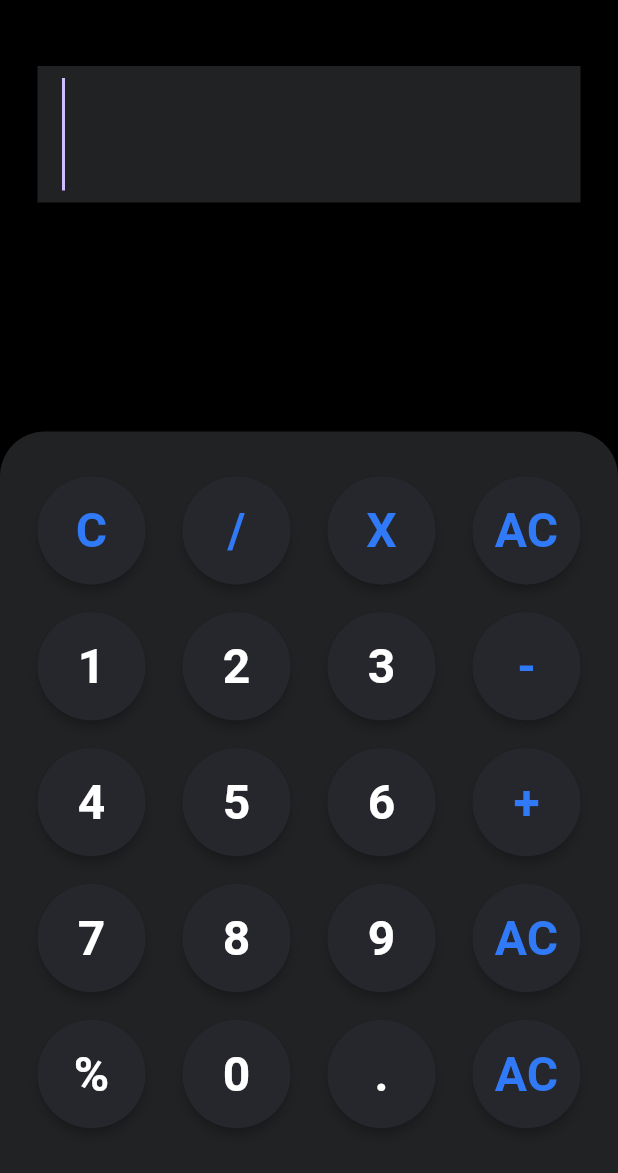
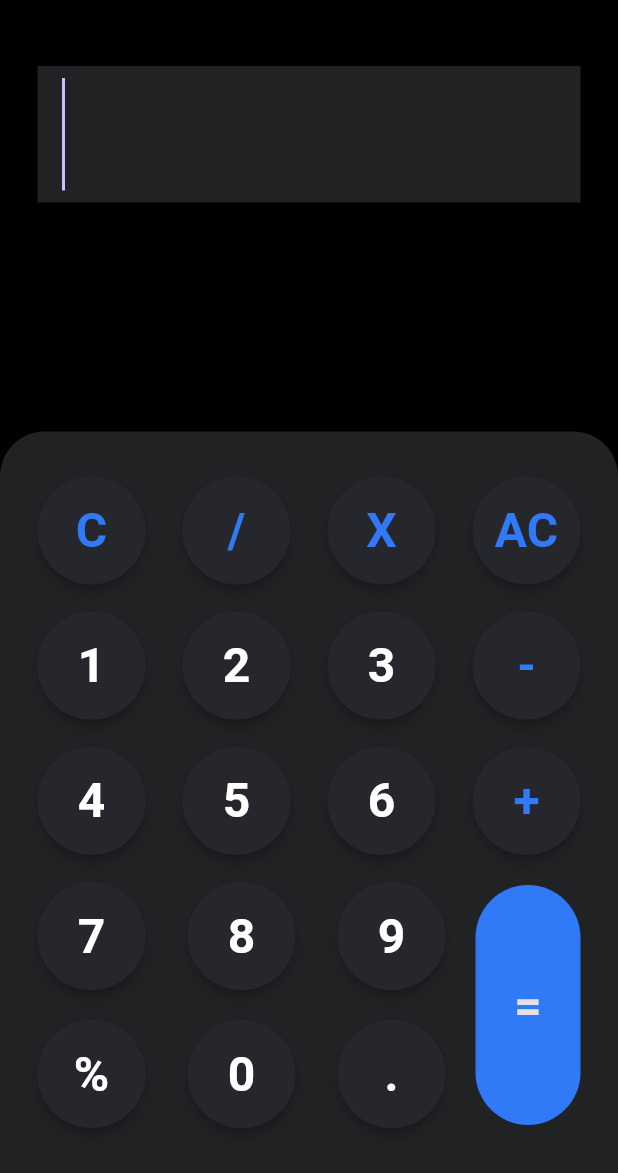
Before and after one commit to OmarHossam666/PRODIGY_AD_01, a Flutter app: the screen it shows after launch, on a phone screen of 412 x 824 dp, the part 63-1236 px from its top. Run offline on Flutter 3.47's test engine with Material 3 defaults, Android fonts, the phone set to English and light mode, and no system bars; missing offline and left inert: function_tree.

Commit message:
Finishing the 1st version of the app

```diff
--- a/lib/main.dart
+++ b/lib/main.dart
@@ -1,5 +1,7 @@
+import 'package:calculator/provider/calculator_provider.dart';
 import 'package:calculator/screens/home_screen.dart';
 import 'package:flutter/material.dart';
+import 'package:provider/provider.dart';
 
 void main()
 {
@@ -13,10 +15,13 @@ class CalculatorApp extends StatelessWidget
   @override
   Widget build(BuildContext context)
   {
-    return MaterialApp(
-      theme: ThemeData.dark(),
-      debugShowCheckedModeBanner: false,
-      home: const HomeScreen(),
+    return ChangeNotifierProvider(
+      create: (context) => CalculatorProvider(),
+      child: MaterialApp(
+        theme: ThemeData.dark(),
+        debugShowCheckedModeBanner: false,
+        home: const HomeScreen(),
+      ),
     );
   }
 }
--- a/lib/screens/home_screen.dart
+++ b/lib/screens/home_screen.dart
@@ -1,28 +1,34 @@
 import 'package:calculator/constant/colors.dart';
+import 'package:calculator/provider/calculator_provider.dart';
 import 'package:calculator/screens/widgets_data.dart';
+import 'package:calculator/widgets/calculate_button.dart';
 import 'package:calculator/widgets/custom_text_field.dart';
 import 'package:flutter/material.dart';
+import 'package:provider/provider.dart';
 
-class HomeScreen extends StatelessWidget
-{
+class HomeScreen extends StatelessWidget {
   const HomeScreen({super.key});
 
   @override
-  Widget build(BuildContext context)
-  {
+  Widget build(BuildContext context) {
     final screenHeight = MediaQuery.sizeOf(context).height;
-    const padding = EdgeInsets.symmetric(horizontal: 25 , vertical: 30);
-    const decoration = BoxDecoration(color: AppColors.primaryColor , borderRadius: BorderRadius.vertical(top: Radius.circular(30)));
+    const padding = EdgeInsets.symmetric(horizontal: 25, vertical: 30);
+    const decoration = BoxDecoration(
+        color: AppColors.primaryColor,
+        borderRadius: BorderRadius.vertical(top: Radius.circular(30)));
 
+    return Consumer<CalculatorProvider>(builder: (context, provider, _) {
       return Scaffold(
         backgroundColor: Colors.black,
         appBar: AppBar(
-          title: const Text('Calculator App'),
-          backgroundColor: Colors.black
+          title: const Text("Calculator App"),
+          backgroundColor: Colors.black,
         ),
         body: Column(
           children: [
-            const CustomTextField(),
+            CustomTextField(
+              controller: provider.controller,
+            ),
             const Spacer(),
             Container(
               height: screenHeight * 0.6,
@@ -34,29 +40,51 @@ class HomeScreen extends StatelessWidget
                 children: [
                   Row(
                     mainAxisAlignment: MainAxisAlignment.spaceBetween,
-                    children: List.generate(4 , (index) => buttonList[index]),
+                    children: List.generate(4, (index) => buttonList[index]),
                   ),
                   Row(
                     mainAxisAlignment: MainAxisAlignment.spaceBetween,
-                    children: List.generate(4 , (index) => buttonList[index + 4]),
+                    children:
+                        List.generate(4, (index) => buttonList[index + 4]),
                   ),
                   Row(
                     mainAxisAlignment: MainAxisAlignment.spaceBetween,
-                    children: List.generate(4 , (index) => buttonList[index + 8]),
+                    children:
+                        List.generate(4, (index) => buttonList[index + 8]),
+                  ),
+                  Row(
+                    children: [
+                      Expanded(
+                        child: Column(
+                          children: [
+                            Row(
+                              mainAxisAlignment: MainAxisAlignment.spaceBetween,
+                              children: List.generate(
+                                  3, (index) => buttonList[index + 12]),
+                            ),
+                            const SizedBox(
+                              height: 20,
                             ),
                             Row(
                               mainAxisAlignment: MainAxisAlignment.spaceBetween,
-                    children: List.generate(4 , (index) => buttonList[index + 12]),
+                              children: List.generate(
+                                  3, (index) => buttonList[index + 15]),
+                            )
+                          ],
                         ),
-                  Row(
-                    mainAxisAlignment: MainAxisAlignment.spaceBetween,
-                    children: List.generate(4 , (index) => buttonList[index + 16]),
                       ),
+                      const SizedBox(
+                        width: 20,
+                      ),
+                      const CalculateButton()
+                    ],
+                  )
                 ],
               ),
             )
           ],
         ),
       );
+    });
   }
 }
--- a/lib/screens/widgets_data.dart
+++ b/lib/screens/widgets_data.dart
@@ -18,9 +18,7 @@ List <Widget> buttonList = const [
   Button1(label: "7"),
   Button1(label: "8"),
   Button1(label: "9"),
-  Button1(label: "AC" , textColor: AppColors.secondaryColor),
   Button1(label: "%"),
   Button1(label: "0"),
   Button1(label: "."),
-  Button1(label: "AC" , textColor: AppColors.secondaryColor),
 ];
--- a/lib/widgets/button.dart
+++ b/lib/widgets/button.dart
@@ -1,5 +1,7 @@
 import 'package:calculator/constant/colors.dart';
+import 'package:calculator/provider/calculator_provider.dart';
 import 'package:flutter/material.dart';
+import 'package:provider/provider.dart';
 
 class Button1 extends StatelessWidget
 {
@@ -11,7 +13,9 @@ class Button1 extends StatelessWidget
   @override
   Widget build(BuildContext context)
   {
-    return Material(
+    return InkWell(
+      onTap: () => Provider.of<CalculatorProvider>(context, listen: false).setValue(label),
+      child: Material(
         elevation: 3,
         color: AppColors.primaryColor,
         borderRadius: BorderRadius.circular(50),
@@ -27,6 +31,7 @@ class Button1 extends StatelessWidget
               ),
           ),
         ),
+      ),
     );
   }
 }
--- /dev/null
+++ b/lib/widgets/calculate_button.dart
@@ -0,0 +1,31 @@
+import 'package:calculator/constant/colors.dart';
+import 'package:calculator/provider/calculator_provider.dart';
+import 'package:flutter/material.dart';
+import 'package:provider/provider.dart';
+
+class CalculateButton extends StatelessWidget
+{
+  const CalculateButton({super.key});
+
+  @override
+  Widget build(BuildContext context)
+  {
+    return InkWell(
+      onTap: () => Provider.of<CalculatorProvider>(context , listen: false).setValue("="),
+      child: Container(
+        height: 160,
+        width: 70,
+        decoration: BoxDecoration(
+          color: AppColors.secondaryColor,
+          borderRadius: BorderRadius.circular(40),
+        ),
+        child: const Center(
+          child: Text(
+            "=",
+            style: TextStyle(fontSize: 32 , fontWeight: FontWeight.bold),
+          ),
+        ),
+      ),
+    );
+  }
+}
--- a/lib/widgets/custom_text_field.dart
+++ b/lib/widgets/custom_text_field.dart
@@ -3,7 +3,9 @@ import 'package:flutter/material.dart';
 
 class CustomTextField extends StatelessWidget
 {
-  const CustomTextField({super.key});
+  const CustomTextField({super.key , required this.controller});
+
+  final TextEditingController controller;
 
   @override
   Widget build(BuildContext context)
@@ -11,7 +13,7 @@ class CustomTextField extends StatelessWidget
     return Padding(
       padding: const EdgeInsets.symmetric(horizontal: 25 , vertical: 30),
       child: TextField(
-        controller: TextEditingController(),
+        controller: controller,
         decoration: const InputDecoration(
           border: InputBorder.none,
           fillColor: AppColors.primaryColor,
--- a/pubspec.yaml
+++ b/pubspec.yaml
@@ -9,6 +9,8 @@ environment:
 dependencies:
   flutter:
     sdk: flutter
+  provider: ^6.1.2
+  function_tree: ^0.9.1
 
 dev_dependencies:
   flutter_test:
```
Also changed, not shown: lib/provider/calculator_provider.dart (added, +41 -0 lines), pubspec.lock. Lines whose indentation alone changed are shown as unchanged.
